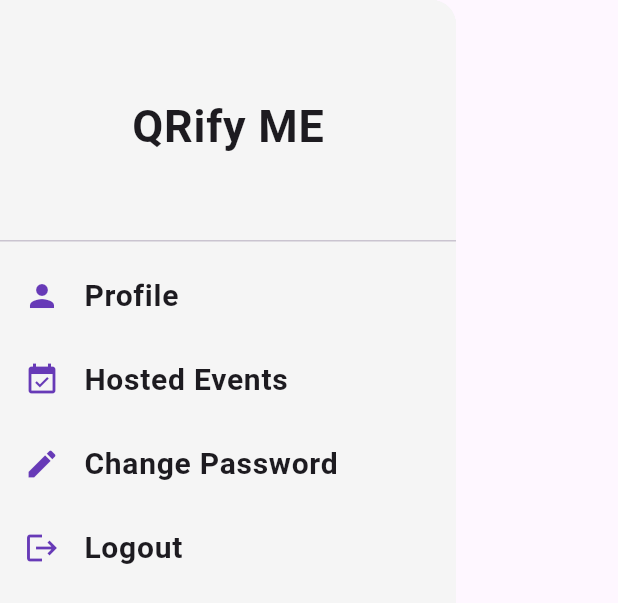
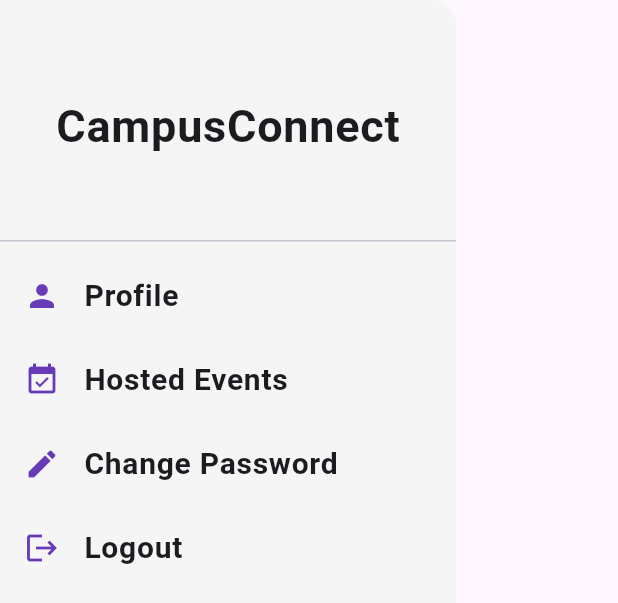
Before and after one commit to afra1301/clg_proj, a Flutter app: the AdminNavigationDrawer widget shown alone on an empty page, opened directly, on a phone screen of 412 x 824 dp. Shown: the top 603 px of the screen. Run offline on Flutter 3.47's test engine with Material 3 defaults, Android fonts, the phone set to English and light mode, and no system bars; our stand-ins replace cloud_firestore, data_table_2, firebase_auth, firebase_core, geocoding, geolocator and 6 more; accounts and stored records are empty.

```diff
--- a/lib/admin/admin_navigation_drawer.dart
+++ b/lib/admin/admin_navigation_drawer.dart
@@ -68,7 +68,7 @@ class _AdminNavigationDrawerState extends State<AdminNavigationDrawer> {
             const DrawerHeader(
               child: Center(
                 child: Text(
-                  "QRify ME",
+                  "CampusConnect",
                   style: TextStyle(
                     fontWeight: FontWeight.bold,
                     fontSize: 30,
```
Also changed, not shown: 1 other file.
